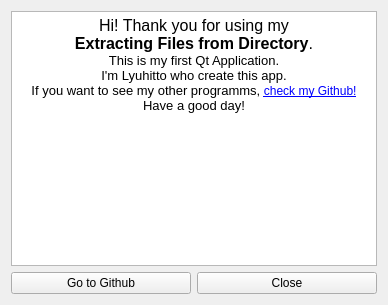
Before: the Qt Designer form about.ui in Lyuhitto/extracting_files_from_dir, drawn with Qt 5.
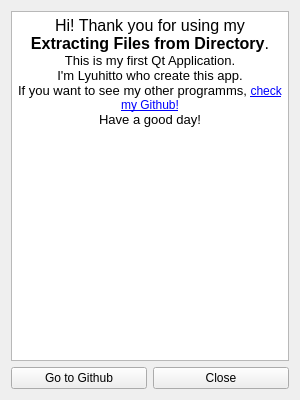
After: the same form once the commit is applied. Icons and pictures are not drawn.

Commit message:
Modify window size and name
Modify window size and name.

What changed in the file:
```diff
--- a/about.ui
+++ b/about.ui
@@ -6,8 +6,8 @@
    <rect>
     <x>0</x>
     <y>0</y>
-    <width>388</width>
-    <height>305</height>
+    <width>300</width>
+    <height>400</height>
    </rect>
   </property>
   <property name="windowTitle">
```
Left out of the diff: 2 changed lines with no effect on the pictures. The commit also changes 4 other files.
